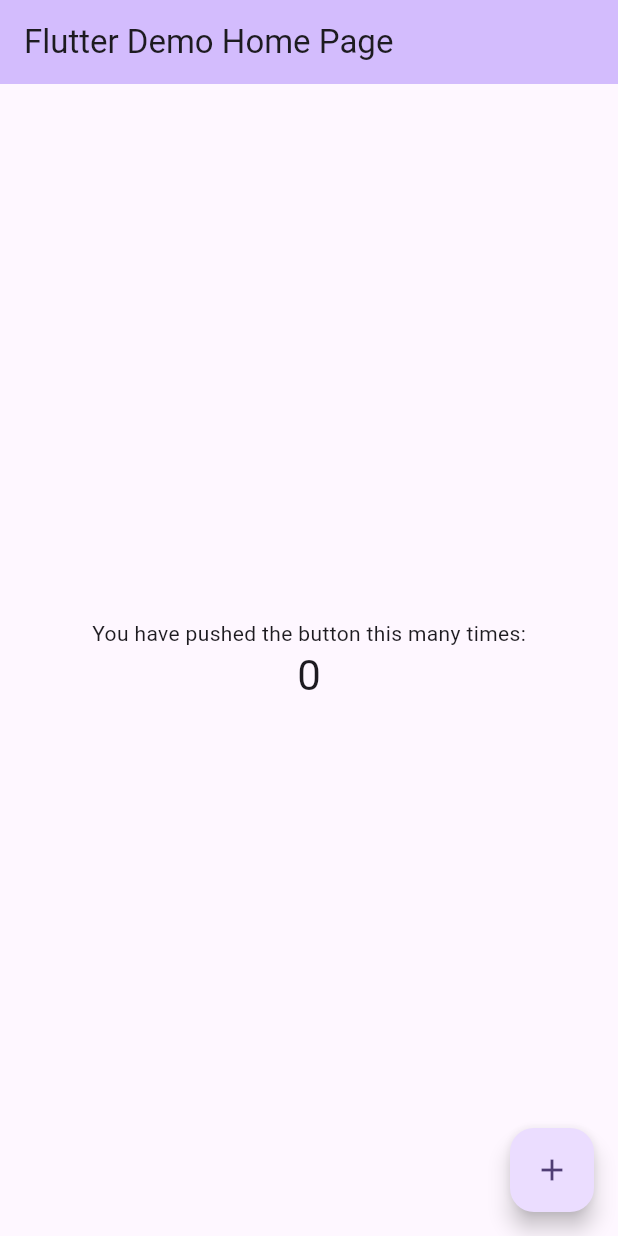
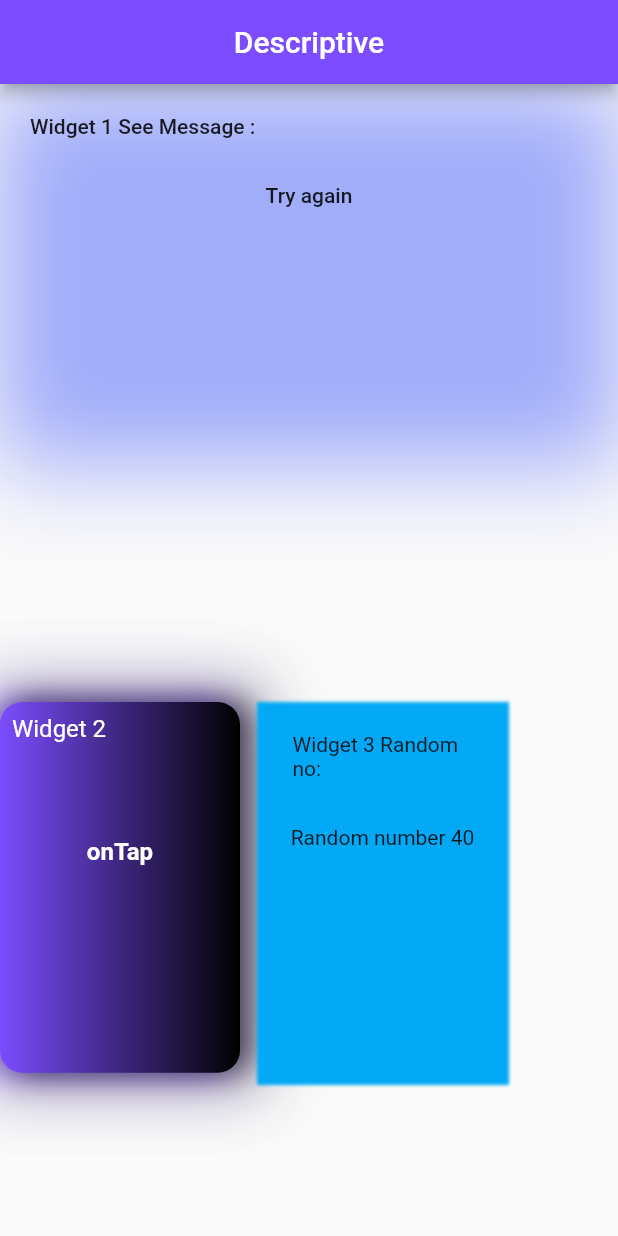
Before and after one commit to jeevakv3/task_kjbnlabs, a Flutter app: the screen it shows after launch, on a phone screen of 412 x 824 dp. Run offline on Flutter 3.47's test engine with Material 2 defaults, Android fonts, the phone set to English and light mode, and no system bars; our stand-ins replace animated_text_kit, get.

Commit message:
final commit

```diff
--- /dev/null
+++ b/lib/allpackages.dart
@@ -0,0 +1,5 @@
+export 'package:flutter/material.dart';
+export 'src/src.dart';
+export 'package:animated_text_kit/animated_text_kit.dart';
+export 'package:get/get.dart';
+export 'dart:math';
--- a/lib/main.dart
+++ b/lib/main.dart
@@ -1,4 +1,4 @@
-import 'package:flutter/material.dart';
+import 'allpackages.dart';
 
 void main() {
   runApp(const MyApp());
@@ -10,116 +10,9 @@ class MyApp extends StatelessWidget {
   // This widget is the root of your application.
   @override
   Widget build(BuildContext context) {
-    return MaterialApp(
-      title: 'Flutter Demo',
-      theme: ThemeData(
-        // This is the theme of your application.
-        //
-        // TRY THIS: Try running your application with "flutter run". You'll see
-        // the application has a blue toolbar. Then, without quitting the app,
-        // try changing the seedColor in the colorScheme below to Colors.green
-        // and then invoke "hot reload" (save your changes or press the "hot
-        // reload" button in a Flutter-supported IDE, or press "r" if you used
-        // the command line to start the app).
-        //
-        // Notice that the counter didn't reset back to zero; the application
-        // state is not lost during the reload. To reset the state, use hot
-        // restart instead.
-        //
-        // This works for code too, not just values: Most code changes can be
-        // tested with just a hot reload.
-        colorScheme: ColorScheme.fromSeed(seedColor: Colors.deepPurple),
-        useMaterial3: true,
-      ),
-      home: const MyHomePage(title: 'Flutter Demo Home Page'),
+    return const GetMaterialApp(
+      debugShowCheckedModeBanner: false,
+      home: Descriptive(),
     );
   }
 }
-
-class MyHomePage extends StatefulWidget {
-  const MyHomePage({super.key, required this.title});
-
-  // This widget is the home page of your application. It is stateful, meaning
-  // that it has a State object (defined below) that contains fields that affect
-  // how it looks.
-
-  // This class is the configuration for the state. It holds the values (in this
-  // case the title) provided by the parent (in this case the App widget) and
-  // used by the build method of the State. Fields in a Widget subclass are
-  // always marked "final".
-
-  final String title;
-
-  @override
-  State<MyHomePage> createState() => _MyHomePageState();
-}
-
-class _MyHomePageState extends State<MyHomePage> {
-  int _counter = 0;
-
-  void _incrementCounter() {
-    setState(() {
-      // This call to setState tells the Flutter framework that something has
-      // changed in this State, which causes it to rerun the build method below
-      // so that the display can reflect the updated values. If we changed
-      // _counter without calling setState(), then the build method would not be
-      // called again, and so nothing would appear to happen.
-      _counter++;
-    });
-  }
-
-  @override
-  Widget build(BuildContext context) {
-    // This method is rerun every time setState is called, for instance as done
-    // by the _incrementCounter method above.
-    //
-    // The Flutter framework has been optimized to make rerunning build methods
-    // fast, so that you can just rebuild anything that needs updating rather
-    // than having to individually change instances of widgets.
-    return Scaffold(
-      appBar: AppBar(
-        // TRY THIS: Try changing the color here to a specific color (to
-        // Colors.amber, perhaps?) and trigger a hot reload to see the AppBar
-        // change color while the other colors stay the same.
-        backgroundColor: Theme.of(context).colorScheme.inversePrimary,
-        // Here we take the value from the MyHomePage object that was created by
-        // the App.build method, and use it to set our appbar title.
-        title: Text(widget.title),
-      ),
-      body: Center(
-        // Center is a layout widget. It takes a single child and positions it
-        // in the middle of the parent.
-        child: Column(
-          // Column is also a layout widget. It takes a list of children and
-          // arranges them vertically. By default, it sizes itself to fit its
-          // children horizontally, and tries to be as tall as its parent.
-          //
-          // Column has various properties to control how it sizes itself and
-          // how it positions its children. Here we use mainAxisAlignment to
-          // center the children vertically; the main axis here is the vertical
-          // axis because Columns are vertical (the cross axis would be
-          // horizontal).
-          //
-          // TRY THIS: Invoke "debug painting" (choose the "Toggle Debug Paint"
-          // action in the IDE, or press "p" in the console), to see the
-          // wireframe for each widget.
-          mainAxisAlignment: MainAxisAlignment.center,
-          children: <Widget>[
-            const Text(
-              'You have pushed the button this many times:',
-            ),
-            Text(
-              '$_counter',
-              style: Theme.of(context).textTheme.headlineMedium,
-            ),
-          ],
-        ),
-      ),
-      floatingActionButton: FloatingActionButton(
-        onPressed: _incrementCounter,
-        tooltip: 'Increment',
-        child: const Icon(Icons.add),
-      ), // This trailing comma makes auto-formatting nicer for build methods.
-    );
-  }
-}
--- /dev/null
+++ b/lib/src/common/appColor.dart
@@ -0,0 +1,6 @@
+import '../../allpackages.dart';
+
+class AppColors {
+  static const kPrimary = Colors.deepPurpleAccent;
+  static const kBlack = Color(0xFF000000);
+}
--- /dev/null
+++ b/lib/src/controller/descriptiveController.dart
@@ -0,0 +1,22 @@
+import '../../allpackages.dart';
+
+class DescriptiveController extends GetxController {
+  final repository = DescriptiveRepository();
+
+  var randomValue = 0.obs;
+
+  var failureMessage = false.obs;
+
+  RxInt get successCount => repository.successCount;
+
+  void incrementSuccessCount() {
+    failureMessage.value = true;
+    repository.incrementSuccessCount();
+    update();
+  }
+
+  int generateRandomBumber() {
+    randomValue.value = Random().nextInt(60);
+    return randomValue.value;
+  }
+}
--- /dev/null
+++ b/lib/src/repository/descriptiveRepository.dart
@@ -0,0 +1,13 @@
+import '../../allpackages.dart';
+
+class DescriptiveRepository {
+  var successCount = 0.obs;
+
+  void incrementSuccessCount() {
+    successCount.value++;
+  }
+
+  int getSuccessCount() {
+    return successCount.value;
+  }
+}
--- /dev/null
+++ b/lib/src/src.dart
@@ -0,0 +1,4 @@
+export 'ui/descriptiveUi.dart';
+export 'common/appColor.dart';
+export 'controller/descriptiveController.dart';
+export 'repository/descriptiveRepository.dart';
--- /dev/null
+++ b/lib/src/ui/descriptiveUi.dart
@@ -0,0 +1,266 @@
+import '../../allpackages.dart';
+
+class Descriptive extends StatefulWidget {
+  const Descriptive({Key? key}) : super(key: key);
+
+  @override
+  State<Descriptive> createState() => _DescriptiveState();
+}
+
+class _DescriptiveState extends State<Descriptive>
+    with TickerProviderStateMixin {
+  double turns = 0.0;
+  bool isClicked = false;
+  late AnimationController _controller;
+  Color customBlackColor = const Color.fromARGB(255, 53, 53, 53);
+  Color customWhiteColor = const Color.fromARGB(255, 237, 237, 237);
+
+  var glowing = true;
+  var scale = 1.0;
+
+  var controller = Get.put(DescriptiveController());
+
+  @override
+  void initState() {
+    _controller = AnimationController(
+      vsync: this,
+      duration: const Duration(milliseconds: 800),
+    );
+    super.initState();
+  }
+
+  @override
+  void dispose() {
+    _controller.dispose();
+    super.dispose();
+  }
+
+  @override
+  Widget build(BuildContext context) {
+    var w = MediaQuery.of(context).size.width;
+    var h = MediaQuery.of(context).size.height;
+    return Scaffold(
+      appBar: AppBar(
+        centerTitle: true,
+        title: const Text('Descriptive'),
+        backgroundColor: AppColors.kPrimary,
+      ),
+      body: Column(
+        children: [
+          SizedBox(
+              width: w,
+              height: h * 0.3,
+              child: AspectRatio(
+                aspectRatio: 208 / 71,
+                child: Container(
+                  decoration: BoxDecoration(boxShadow: [
+                    BoxShadow(
+                        offset: const Offset(0, 4),
+                        color: const Color(0x4960F9).withOpacity(.5),
+                        spreadRadius: 4,
+                        blurRadius: 50)
+                  ]),
+                  child: MaterialButton(
+                    onPressed: () {},
+                    splashColor: Colors.lightBlue,
+                    shape: RoundedRectangleBorder(
+                        borderRadius: BorderRadius.circular(36)),
+                    padding: const EdgeInsets.all(0.0),
+                    child: Ink(
+                      decoration: BoxDecoration(
+                        borderRadius: BorderRadius.circular(36),
+                      ),
+                      child: Column(
+                        mainAxisAlignment: MainAxisAlignment.start,
+                        crossAxisAlignment: CrossAxisAlignment.start,
+                        children: [
+                          const Padding(
+                            padding: EdgeInsets.all(20.0),
+                            child: Align(
+                              alignment: Alignment.topLeft,
+                              child: Text(
+                                'Widget 1 See Message :',
+                              ),
+                            ),
+                          ),
+                          Align(
+                            alignment: Alignment.center,
+                            child: Center(
+                              child: Container(
+                                  constraints: BoxConstraints(
+                                      minWidth: 88.0,
+                                      minHeight:
+                                          36.0), // min sizes for Material buttons
+                                  alignment: Alignment.center,
+                                  child: Obx(() => Text(controller
+                                          .failureMessage.value
+                                      ? 'Success Count: ${controller.successCount}'
+                                      : 'Try again'))),
+                            ),
+                          ),
+                        ],
+                      ),
+                    ),
+                  ),
+                ),
+              )),
+          SizedBox(
+            height: h * 0.2,
+          ),
+          Row(
+            children: [
+              InkWell(
+                onTap: () {
+                  setState(() {
+                    glowing = !glowing;
+                    scale = 1.0;
+                  });
+                  randomNumberChanges();
+                },
+                child: AnimatedContainer(
+                  transform: Matrix4.identity()..scale(scale),
+                  duration: const Duration(milliseconds: 200),
+                  height: h * 0.3,
+                  width: 160,
+                  alignment: Alignment.center,
+                  decoration: BoxDecoration(
+                      borderRadius: BorderRadius.circular(15),
+                      gradient: LinearGradient(
+                        colors: [
+                          AppColors.kPrimary,
+                          AppColors.kBlack,
+                        ],
+                      ),
+                      boxShadow: glowing
+                          ? [
+                              BoxShadow(
+                                color: AppColors.kPrimary.withOpacity(0.6),
+                                spreadRadius: 1,
+                                blurRadius: 16,
+                                offset: const Offset(-8, 0),
+                              ),
+                              BoxShadow(
+                                color: AppColors.kBlack.withOpacity(0.6),
+                                spreadRadius: 1,
+                                blurRadius: 16,
+                                offset: const Offset(8, 0),
+                              ),
+                              BoxShadow(
+                                color: AppColors.kPrimary.withOpacity(0.2),
+                                spreadRadius: 16,
+                                blurRadius: 32,
+                                offset: const Offset(-8, 0),
+                              ),
+                              BoxShadow(
+                                color: AppColors.kBlack.withOpacity(0.2),
+                                spreadRadius: 16,
+                                blurRadius: 32,
+                                offset: const Offset(8, 0),
+                              )
+                            ]
+                          : []),
+                  child: Column(
+                    children: [
+                      const Padding(
+                        padding: EdgeInsets.all(8.0),
+                        child: Align(
+                          alignment: Alignment.topLeft,
+                          child: Text(
+                            "Widget 2",
+                            style: TextStyle(
+                              color: Colors.white,
+                              fontSize: 16,
+                            ),
+                          ),
+                        ),
+                      ),
+                      SizedBox(
+                        height: 55,
+                      ),
+                      const Align(
+                        alignment: Alignment.center,
+                        child: Text(
+                          "onTap",
+                          style: const TextStyle(
+                              color: Colors.white,
+                              fontSize: 16,
+                              fontWeight: FontWeight.w600),
+                        ),
+                      ),
+                    ],
+                  ),
+                ),
+              ),
+              const SizedBox(
+                width: 15,
+              ),
+              SizedBox(
+                  height: h * 0.3,
+                  width: 160,
+                  child: AspectRatio(
+                    aspectRatio: 208 / 71,
+                    child: Container(
+                      decoration: const BoxDecoration(boxShadow: [
+                        BoxShadow(
+                            offset: Offset(0, 4),
+                            color: Colors.lightBlue,
+                            spreadRadius: 4,
+                            blurRadius: 1)
+                      ]),
+                      child: Ink(
+                        decoration: BoxDecoration(
+                          borderRadius: BorderRadius.circular(36),
+                        ),
+                        child: Column(
+                          mainAxisAlignment: MainAxisAlignment.start,
+                          crossAxisAlignment: CrossAxisAlignment.start,
+                          children: [
+                            const Padding(
+                              padding: EdgeInsets.all(20.0),
+                              child: Align(
+                                alignment: Alignment.topLeft,
+                                child: Text(
+                                  'Widget 3 Random no:',
+                                ),
+                              ),
+                            ),
+                            Align(
+                              alignment: Alignment.center,
+                              child: Center(
+                                child: Container(
+                                    constraints: const BoxConstraints(
+                                        minWidth: 88.0,
+                                        minHeight:
+                                            36.0), // min sizes for Material buttons
+                                    alignment: Alignment.center,
+                                    child: Obx(() => Text(
+                                        'Random number ${controller.generateRandomBumber()}'))),
+                              ),
+                            ),
+                          ],
+                        ),
+                      ),
+                    ),
+                  )),
+            ],
+          )
+        ],
+      ),
+    );
+  }
+
+  randomNumberChanges() {
+    int randomValue = controller.generateRandomBumber();
+    int timestamp = DateTime.now().second;
+    print('randomnumber $randomValue');
+    print('timeStamp $timestamp');
+    if (randomValue == timestamp) {
+      controller.incrementSuccessCount();
+      Get.snackbar('Success', 'Success Count: ${controller.successCount}');
+    } else {
+      controller.failureMessage.value = false;
+      // Get.snackbar('Try Again', '',
+      //     colorText: Colors.white, backgroundColor: Colors.red);
+    }
+  }
+}
--- a/pubspec.yaml
+++ b/pubspec.yaml
@@ -35,6 +35,8 @@ dependencies:
   # The following adds the Cupertino Icons font to your application.
   # Use with the CupertinoIcons class for iOS style icons.
   cupertino_icons: ^1.0.2
+  animated_text_kit: ^4.2.2
+  get: ^4.6.6
 
 dev_dependencies:
   flutter_test:
```
Also changed, not shown: pubspec.lock, 1 other file.
